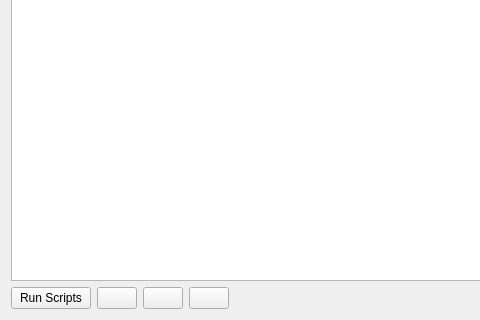
This is ShotRunnerTool/runnertool_ui.ui in BlakeRaymond-AI/ENPH459Project as Qt 5 draws it before an edit; both pictures show x 0 to 480 and y 138 to 458 of the 748 by 458 pixel window. The edited form follows.
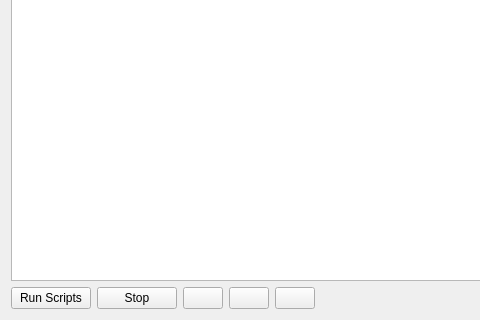
This is the edited form.

Commit message: Add Stop button to SRT

```diff
--- a/ShotRunnerTool/runnertool_ui.ui
+++ b/ShotRunnerTool/runnertool_ui.ui
@@ -40,6 +40,13 @@
         </property>
        </widget>
       </item>
+      <item>
+       <widget class="QPushButton" name="stopButton">
+        <property name="text">
+         <string>Stop</string>
+        </property>
+       </widget>
+      </item>
       <item>
        <widget class="QPushButton" name="moveShotUpButton">
         <property name="text">
```
Left out of the diff: 2 changed lines with no effect on the pictures. The commit also changes 3 other files.
